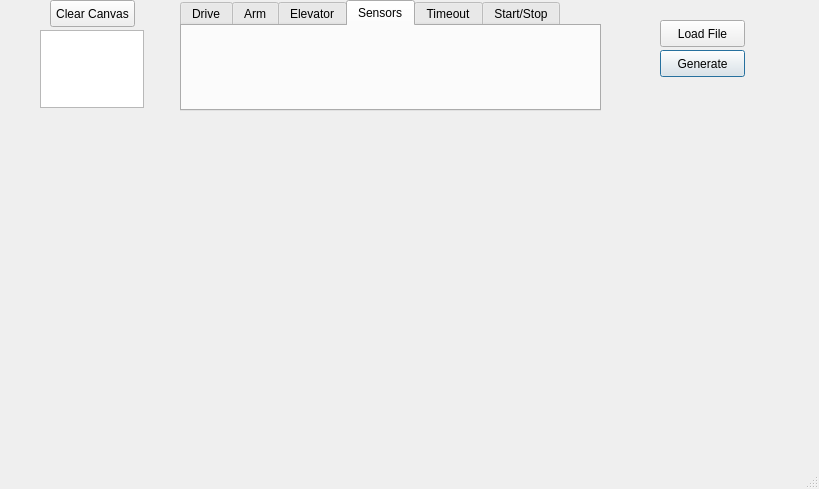
This is Auto_Gui/dialog.ui in SarahHeinzHouseFRC/SHARPAutonomousScripter as Qt 5 draws it before an edit. The edited form follows.
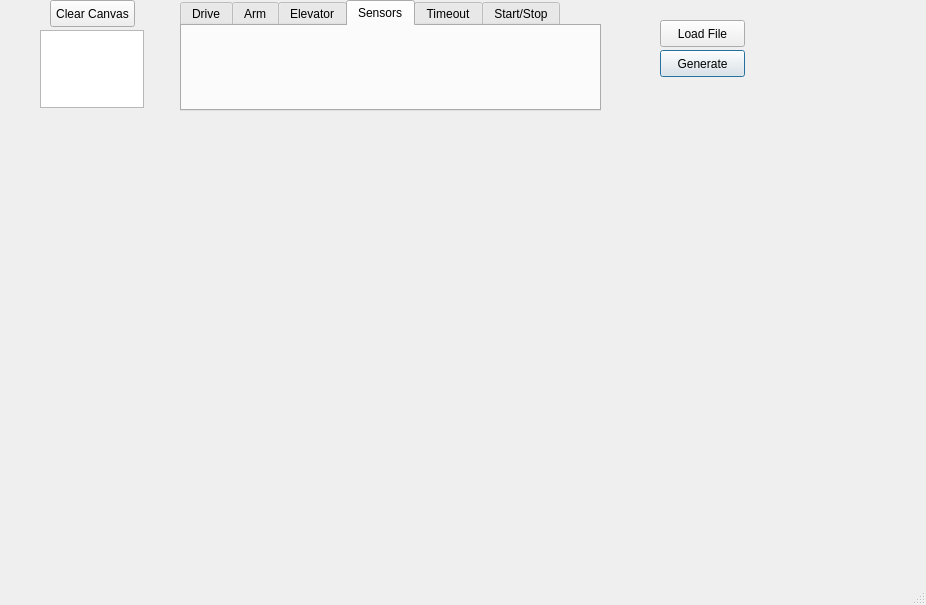
This is the edited form.

The edit to the form file:
```diff
--- a/Auto_Gui/dialog.ui
+++ b/Auto_Gui/dialog.ui
@@ -6,8 +6,8 @@
    <rect>
     <x>0</x>
     <y>0</y>
-    <width>819</width>
-    <height>489</height>
+    <width>926</width>
+    <height>605</height>
    </rect>
   </property>
   <property name="sizePolicy">
```
